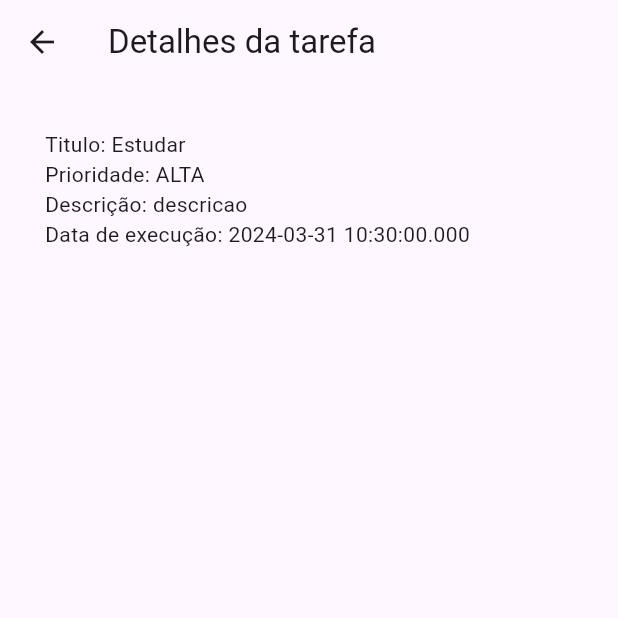
After one commit to Albert1616/DEV-MOBILE, a Flutter app: the screen it shows after launch, after a tap on an icon or button, on a phone screen of 412 x 824 dp, the top half of it. The commit adds this screen. Run offline on Flutter 3.47's test engine with Material 3 defaults, Android fonts, the light colour scheme and no system bars.

Commit message:
feat: página de detalhes da tarefa adicionada

```diff
--- a/f02_todo_list/lib/components/lista_tarefa.dart
+++ b/f02_todo_list/lib/components/lista_tarefa.dart
@@ -1,4 +1,5 @@
 // ignore_for_file: public_member_api_docs, sort_constructors_first
+import 'package:f02_todo_list/pages/TarefaDetalhes.dart';
 import 'package:flutter/material.dart';
 import 'package:flutter/rendering.dart';
 import 'package:flutter/src/foundation/key.dart';
@@ -11,10 +12,9 @@ import '../model/tarefa.dart';
 
 class ListaTarefa extends StatefulWidget {
   List<Tarefa> listaTarefas;
+  String filtroAtual;
 
-  ListaTarefa({
-    required this.listaTarefas,
-  });
+  ListaTarefa({required this.listaTarefas, required this.filtroAtual});
 
   @override
   State<ListaTarefa> createState() => _ListaTarefaState();
@@ -81,6 +81,25 @@ class _ListaTarefaState extends State<ListaTarefa> {
     }
   }
 
+  _filtrarPrioridade(List<Tarefa> tarefas, String prioridade) {
+    if (prioridade == "nenhum") {
+      return widget.listaTarefas;
+    } else {
+      List<Tarefa> tarefas_filtradas = [];
+      for (Tarefa tarefa in tarefas) {
+        if (tarefa.prioridade.toString() == prioridade) {
+          tarefas_filtradas.add(tarefa);
+        }
+      }
+      return tarefas_filtradas;
+    }
+  }
+
+  _detalhesTarefa(Tarefa tarefa) {
+    Navigator.push(context,
+        MaterialPageRoute(builder: (_) => TarefaDetalhes(tarefa: tarefa)));
+  }
+
   @override
   Widget build(BuildContext context) {
     return Container(
@@ -89,8 +108,11 @@ class _ListaTarefaState extends State<ListaTarefa> {
             ? ListView.builder(
                 itemCount: widget.listaTarefas.length,
                 itemBuilder: (context, index) {
-                  final tarefa = widget.listaTarefas[index];
-                  return Card(
+                  final tarefa = _filtrarPrioridade(
+                      widget.listaTarefas, widget.filtroAtual)[index];
+                  return GestureDetector(
+                    onTap: (() => {_detalhesTarefa(tarefa)}),
+                    child: Card(
                       color: tarefa.data.isAfter(DateTime.now())
                           ? Colors.green.shade300
                           : Colors.red.shade300,
@@ -114,8 +136,11 @@ class _ListaTarefaState extends State<ListaTarefa> {
                               child: Text(
                                   DateFormat('d MMM y').format(tarefa.data),
                                   style: TextStyle(
-                                    color: tarefa.data.day >= DateTime.now().day
-                                        ? Theme.of(context).colorScheme.primary
+                                      color: tarefa.data.day >=
+                                              DateTime.now().day
+                                          ? Theme.of(context)
+                                              .colorScheme
+                                              .primary
                                           : Theme.of(context)
                                               .colorScheme
                                               .secondary))),
@@ -143,6 +168,7 @@ class _ListaTarefaState extends State<ListaTarefa> {
                               ))
                         ],
                       ),
+                    ),
                   );
                 })
             : Text("Não há tarefas cadastradas!"));
--- a/f02_todo_list/lib/main.dart
+++ b/f02_todo_list/lib/main.dart
@@ -46,6 +46,8 @@ class _MyHomePageState extends State<MyHomePage> {
         data: DateTime.now()),
   ];
 
+  String filtroAtual = "nenhum";
+
   _novaTarefa(
       String titulo, String descricao, Prioridade prioridade, DateTime data) {
     Tarefa novaTarefa = Tarefa(
@@ -93,7 +95,7 @@ class _MyHomePageState extends State<MyHomePage> {
               height: 20,
             ),
             // lista de tarefas
-            ListaTarefa(listaTarefas: _tarefas),
+            ListaTarefa(listaTarefas: _tarefas, filtroAtual: filtroAtual),
           ],
         ),
       ),
--- /dev/null
+++ b/f02_todo_list/lib/pages/TarefaDetalhes.dart
@@ -0,0 +1,34 @@
+import "package:flutter/material.dart";
+
+import "../model/tarefa.dart";
+
+class TarefaDetalhes extends StatefulWidget {
+  Tarefa tarefa;
+  TarefaDetalhes({required this.tarefa});
+  @override
+  State<TarefaDetalhes> createState() => _TarefaDetalhesState();
+}
+
+class _TarefaDetalhesState extends State<TarefaDetalhes> {
+  @override
+  Widget build(BuildContext context) {
+    return Scaffold(
+      appBar: AppBar(
+        title: Text("Detalhes da tarefa"),
+      ),
+      body: Container(
+        padding: EdgeInsets.all(30),
+        child: Column(
+            mainAxisAlignment: MainAxisAlignment.start,
+            crossAxisAlignment: CrossAxisAlignment.start,
+            children: [
+              Text("Titulo: ${widget.tarefa.titulo}"),
+              Text(
+                  "Prioridade: ${widget.tarefa.prioridade.toString().split(".").last}"),
+              Text("Descrição: ${widget.tarefa.descricao}"),
+              Text("Data de execução: ${widget.tarefa.data}"),
+            ]),
+      ),
+    );
+  }
+}
```
Lines whose indentation alone changed are shown as unchanged.
